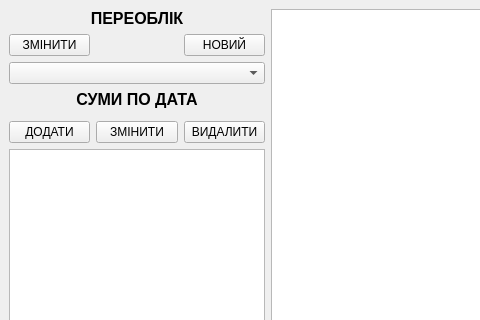
The window that mainwindowt.ui (randrust/cashflow_pyside) describes before a commit, drawn with Qt 5; both pictures show x 0 to 480 and y 0 to 320 of the 1010 by 662 pixel window.
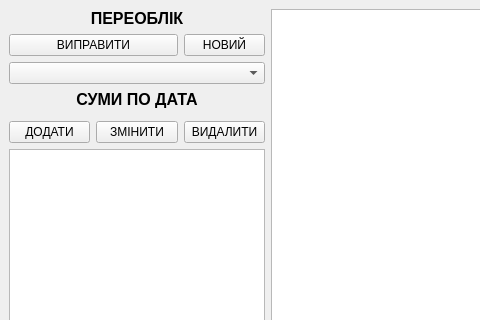
The same window after the commit. Custom widgets are drawn as their Qt base class.

Diff of the .ui file:
```diff
--- a/mainwindowt.ui
+++ b/mainwindowt.ui
@@ -130,7 +130,7 @@
       <item row="0" column="3" rowspan="8">
        <widget class="QChartView" name="chartView1"/>
       </item>
-      <item row="1" column="0">
+      <item row="1" column="0" colspan="2">
        <widget class="QPushButton" name="btnEditPeriod">
         <property name="sizePolicy">
          <sizepolicy hsizetype="Minimum" vsizetype="Fixed">
@@ -139,7 +139,7 @@
          </sizepolicy>
         </property>
         <property name="text">
-         <string>ЗМІНИТИ</string>
+         <string>ВИПРАВИТИ</string>
         </property>
        </widget>
       </item>
```
Left out of the diff: 2 changed lines with no effect on the pictures.
